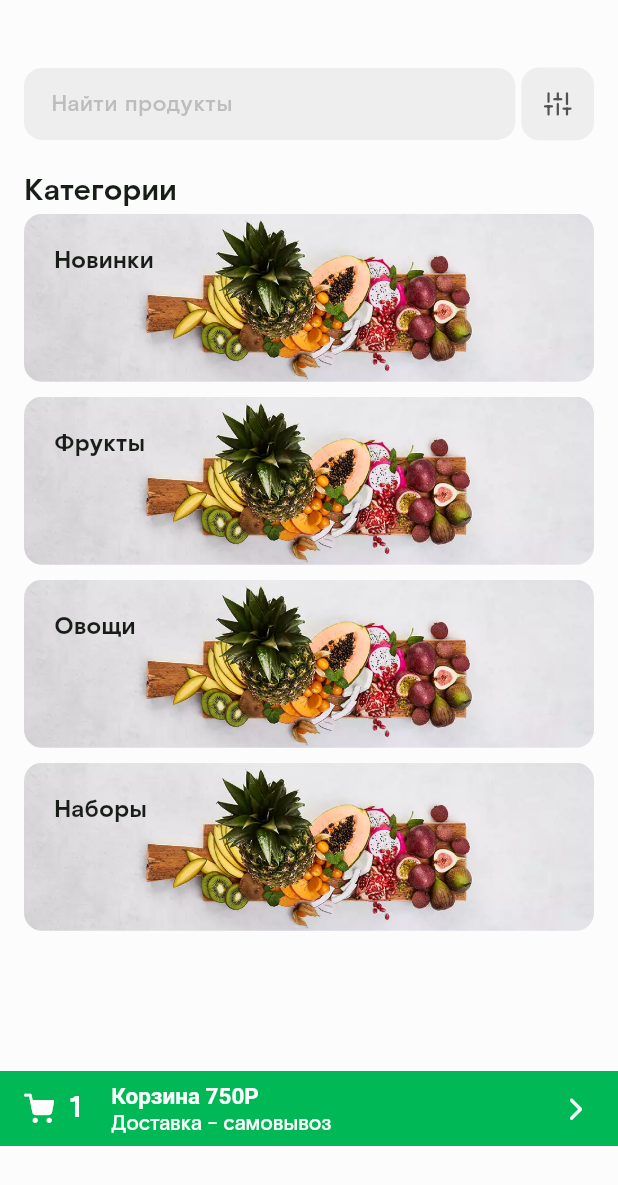
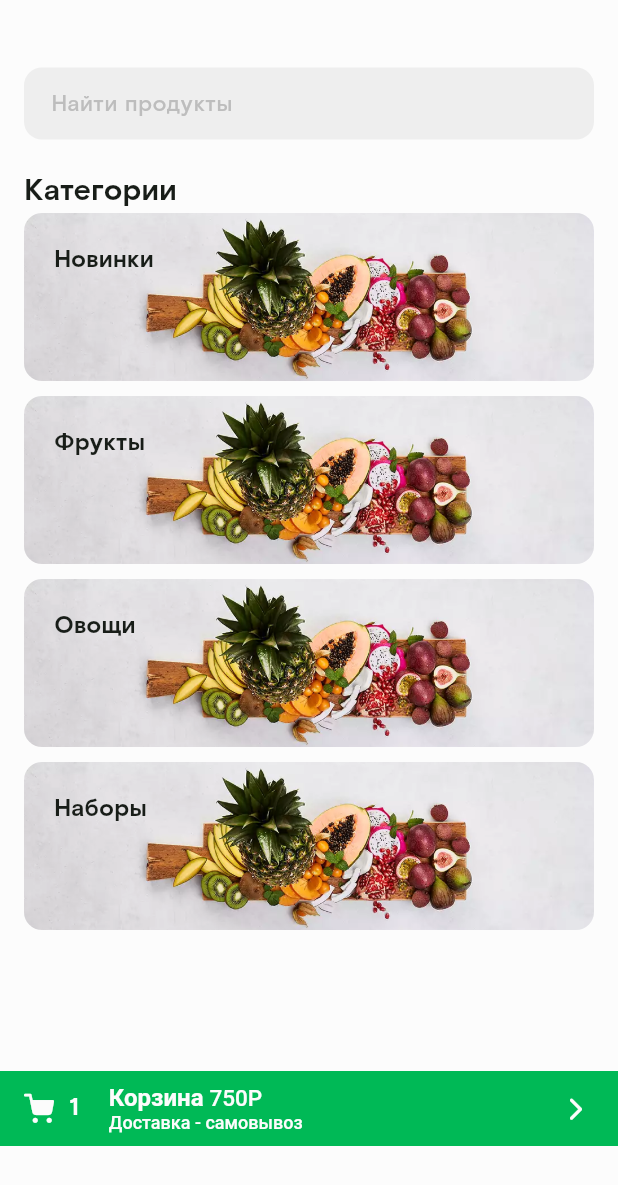
Before and after one commit to MunIine/dorimol, a Flutter app: the screen it shows after launch, on a phone screen of 412 x 824 dp. Shown: the top 1185 px of the screen. Run offline on Flutter 3.47's test engine with Material 3 defaults, Android fonts, the phone set to English and light mode, and no system bars.

Commit message:
Rewrite color & text theme usage

```diff
--- a/lib/screens/categories/categories.dart
+++ b/lib/screens/categories/categories.dart
@@ -1,6 +1,7 @@
 import 'package:dorimol/data/constants/category_data.dart';
 import 'package:dorimol/screens/categories/widgets/category_card.dart';
-import 'package:dorimol/theme/theme.dart';
+import 'package:dorimol/theme/app_colors.dart';
+import 'package:dorimol/theme/app_text.dart';
 import 'package:dorimol/widgets/app_search_bar.dart';
 import 'package:dorimol/widgets/svg_icons.dart';
 import 'package:flutter/material.dart';
@@ -10,20 +11,25 @@ class CategoriesScreen extends StatelessWidget {
 
   @override
   Widget build(BuildContext context) {
+    final colorTheme = Theme.of(context).extension<AppColors>()!;
+
     return Scaffold(
       body: Padding(
         padding: const EdgeInsets.symmetric(horizontal: 16).copyWith(top: 45),
         child: Column(
           crossAxisAlignment: CrossAxisAlignment.start,
           children: [
-            AppSearchBar(sliders: true),
+            AppSearchBar(sliders: false),
             SizedBox(height: 20),
-            Text("Категории", style: TextStyle(fontSize: 20, fontWeight: FontWeight.bold),),
+            Text("Категории", style: AppText.h1),
             Expanded(
               child: ListView.separated(
-                itemBuilder: (BuildContext context, int index) => CategoryCard(image: CATEGORIESIMG[index],child: Text(CATEGORIES[index], style: TextStyle(fontSize: 16, fontWeight: FontWeight.bold)),),
+                itemBuilder: (BuildContext context, int index) => CategoryCard(
+                  image: CATEGORIESIMG[index],
+                  child: Text(CATEGORIES[index], style: AppText.h2)
+                ),
                 separatorBuilder: (BuildContext context, int index) => SizedBox(height: 10),
-                itemCount: 4,
+                itemCount: CATEGORIES.length,
               )
             )
           ],
@@ -34,26 +40,27 @@ class CategoriesScreen extends StatelessWidget {
         child: Container(
           height: 50,
           width: double.infinity,
-          color: seedColor,
+          color: colorTheme.seedColor,
           child: Padding(
             padding: EdgeInsets.symmetric(horizontal: 16).copyWith(top: 8, bottom: 8),
             child: Row(
               children: [
-                Icon(SvgIcons.shoppingCartFilled, color: backgroundColor, size: 20),
+                Icon(SvgIcons.shoppingCartFilled, color: colorTheme.background, size: 20),
                 SizedBox(width: 10),
-                Text("1", style: TextStyle(color: backgroundColor, fontSize: 20, fontWeight: FontWeight.bold)),
+                Text("1", style: AppText.h2.copyWith(color: colorTheme.background)),
                 SizedBox(width: 20),
                 RichText(
                   text: TextSpan(
-                    style: TextStyle(fontFamily: "Rostelecom", color: backgroundColor),
+                    style: TextStyle(fontFamily: "Rostelecom", color: colorTheme.background),
                     children: [
-                      TextSpan(text: "Корзина 750Р\n", style: TextStyle(fontWeight: FontWeight.bold, fontSize: 15)),
-                      TextSpan(text: "Доставка - самовывоз")
+                      TextSpan(text: "Корзина ", style: AppText.h2),
+                      TextSpan(text: "750Р\n", style: AppText.t5),
+                      TextSpan(text: "Доставка - самовывоз", style: AppText.t2)
                     ]
                   )
                 ),
                 Spacer(),
-                Icon(SvgIcons.back, color: backgroundColor,)
+                Icon(SvgIcons.back, color: colorTheme.background,)
               ],
             ),
           ),
--- a/lib/screens/categories/widgets/category_card.dart
+++ b/lib/screens/categories/widgets/category_card.dart
@@ -1,4 +1,4 @@
-import 'package:dorimol/theme/theme.dart';
+import 'package:dorimol/theme/app_colors.dart';
 import 'package:flutter/material.dart';
 
 class CategoryCard extends StatelessWidget {
@@ -9,12 +9,14 @@ class CategoryCard extends StatelessWidget {
 
   @override
   Widget build(BuildContext context) {
+    final colorTheme = Theme.of(context).extension<AppColors>()!;
+
     return Container(
       height: 112,
       width: double.infinity,
       decoration: BoxDecoration(
         borderRadius: BorderRadius.circular(12),
-        color: image == null ? blockColor : null,
+        color: image == null ? colorTheme.block : null,
         image: image == null ? null : DecorationImage(
           image: AssetImage(image!),
           fit: BoxFit.cover
--- a/lib/widgets/app_search_bar.dart
+++ b/lib/widgets/app_search_bar.dart
@@ -1,4 +1,5 @@
-import 'package:dorimol/theme/theme.dart';
+import 'package:dorimol/theme/app_colors.dart';
+import 'package:dorimol/theme/app_text.dart';
 import 'package:dorimol/widgets/svg_icons.dart';
 import 'package:flutter/material.dart';
 
@@ -9,13 +10,15 @@ class AppSearchBar extends StatelessWidget {
 
   @override
   Widget build(BuildContext context) {
+    final colorTheme = Theme.of(context).extension<AppColors>()!;
+
     return Row(
       mainAxisAlignment: MainAxisAlignment.spaceEvenly,
       children: [
         Expanded(
           child: Container(
             decoration: BoxDecoration(
-              color: blockColor,
+              color: colorTheme.block,
               borderRadius: BorderRadius.circular(12)
             ),
             child: TextField(
@@ -28,10 +31,7 @@ class AppSearchBar extends StatelessWidget {
                 border: InputBorder.none,
                 focusedBorder: InputBorder.none,
                 hintText: "Найти продукты",
-                hintStyle: TextStyle(
-                  color: tipsColor,
-                  fontSize: 15
-                )
+                hintStyle: AppText.t5.copyWith(color: colorTheme.tips)
               ),
             ),
           )
```
